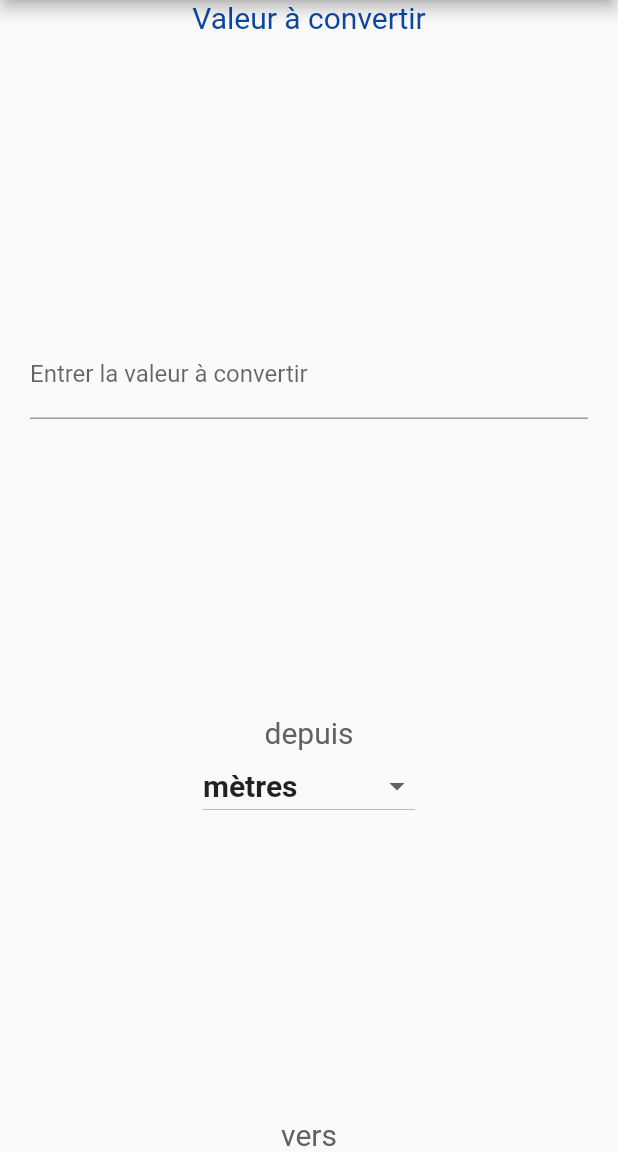
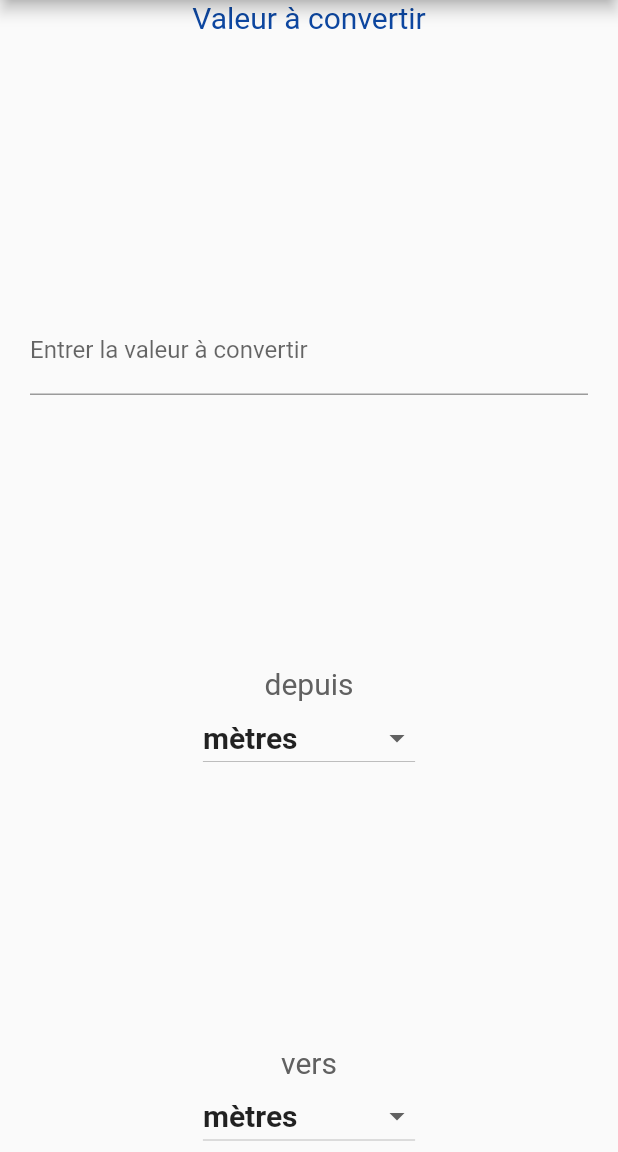
Before and after one commit to LePhostavius/dev_mobile_tp1, a Flutter app: the screen it shows after launch, on a phone screen of 412 x 824 dp, the part 84-1236 px from its top. Run offline on Flutter 3.47's test engine with Material 2 defaults, Android fonts, the phone set to English and light mode, and no system bars.

Commit message:
test des menus

```diff
--- a/flutter_application_1/lib/main.dart
+++ b/flutter_application_1/lib/main.dart
@@ -26,7 +26,7 @@ class _ConvertisseurDeMesuresState extends State<ConvertisseurDeMesures> {
         body: Container(
           padding : EdgeInsets.symmetric(horizontal: 20),
           child : Column(
-            children: [v_a_c(),Spacer(),DataToConvert(),Spacer(),depuis(),unite_depart(),Spacer(),vers()],
+            children: [v_a_c(),Spacer(),DataToConvert(),Spacer(),depuis(),unite_depart(),Spacer(),vers(),unite_de_convertion()],
           )
         )
       ));}
```
